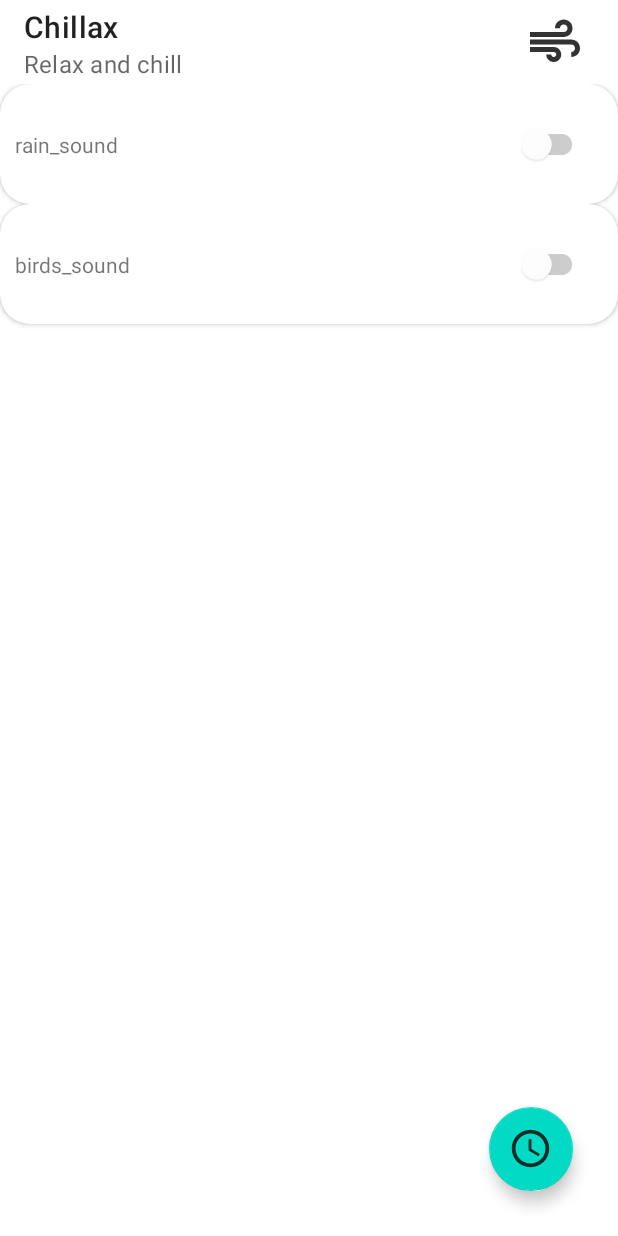
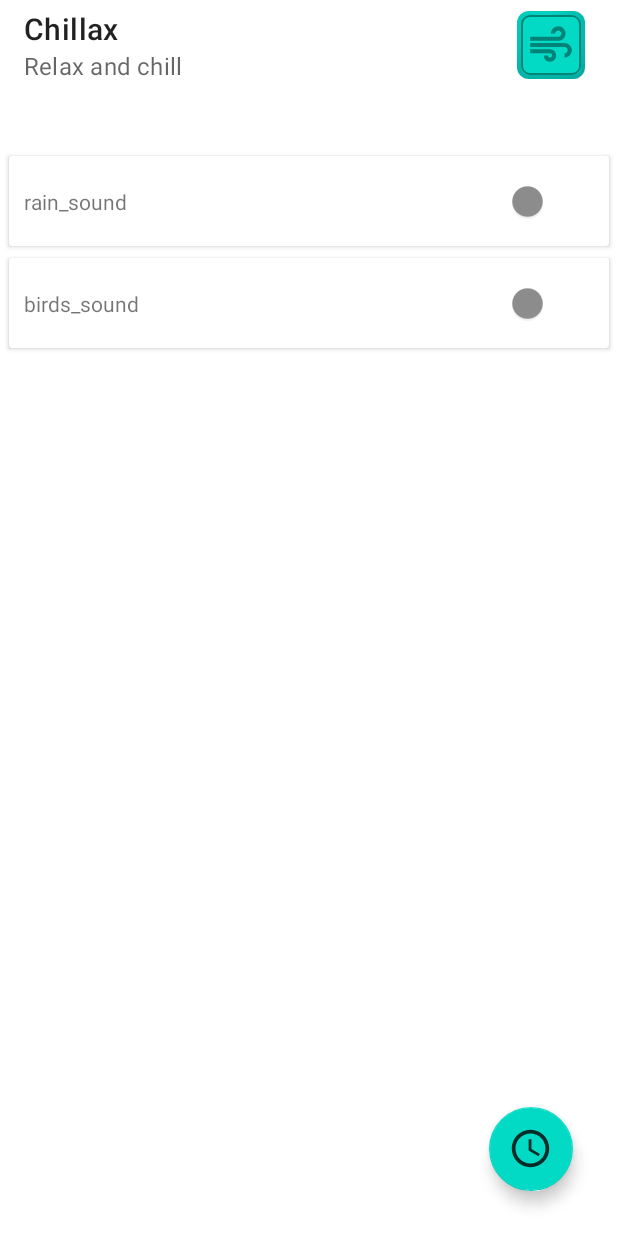
Before and after one commit to lavdev4/Chillax, an Android app: the screen it shows after launch (MainActivity), on a phone screen of 412 x 824 dp. Run offline under Robolectric (Android 15) with nearby library versions, the phone set to English and light mode, and no system bars; 1 statement that could not run was skipped.

Commit message:
Added custom background with animation for main switch

```diff
--- a/app/src/main/AndroidManifest.xml
+++ b/app/src/main/AndroidManifest.xml
@@ -11,7 +11,9 @@
         android:label="@string/app_name"
         android:roundIcon="@mipmap/ic_launcher_round"
         android:supportsRtl="true"
-        android:theme="@style/Theme.Chillax">
+        android:theme="@style/Theme.Chillax"
+
+        android:hardwareAccelerated="true">
 
         <activity
             android:name=".MainActivity"
--- a/app/src/main/java/com/lavdevapp/chillax/MainActivity.kt
+++ b/app/src/main/java/com/lavdevapp/chillax/MainActivity.kt
@@ -75,6 +75,7 @@ class MainActivity : AppCompatActivity(), TimePickerDialog.OnTimeSetListener {
             playersService.startTimer(hour, minute)
         }
         observeServiceTimer()
+        binding.timerStartButton.hide()
     }
 
     private fun setupAdapter() {
@@ -103,7 +104,10 @@ class MainActivity : AppCompatActivity(), TimePickerDialog.OnTimeSetListener {
                 }
             }
             timerRefreshButton.setOnClickListener {
-                if (serviceBound) playersService.stopTimer()
+                if (serviceBound) {
+                    playersService.stopTimer()
+                    binding.timerStartButton.show()
+                }
             }
         }
         observeTimerStatus()
@@ -146,6 +150,7 @@ class MainActivity : AppCompatActivity(), TimePickerDialog.OnTimeSetListener {
                 }
                 if (it.isFinished) {
                     binding.mainSwitch.isChecked = false
+                    binding.timerStartButton.show()
                 }
             }
             Log.d("app_timer", "timer text set: ${it.currentTime}")
--- /dev/null
+++ b/app/src/main/res/animator/animator_main_switch_transition_selector.xml
@@ -0,0 +1,33 @@
+<?xml version="1.0" encoding="utf-8"?>
+<selector xmlns:android="http://schemas.android.com/apk/res/android">
+
+    <item android:state_checked="true">
+        <set android:ordering="sequentially">
+            <objectAnimator
+                android:valueType="floatType"
+                android:duration="400"
+                android:propertyName="elevation"
+                android:valueTo="0dp" />
+            <objectAnimator
+                android:valueType="floatType"
+                android:duration="200"
+                android:propertyName="elevation"
+                android:valueTo="2dp" />
+        </set>
+    </item>
+
+    <item android:state_checked="false">
+        <set android:ordering="sequentially">
+            <objectAnimator
+                android:valueType="floatType"
+                android:duration="400"
+                android:propertyName="elevation"
+                android:valueTo="0dp" />
+            <objectAnimator
+                android:valueType="floatType"
+                android:duration="200"
+                android:propertyName="elevation"
+                android:valueTo="6dp" />
+        </set>
+    </item>
+</selector>
--- a/app/src/main/res/animator/animator_switch_selector.xml
+++ b/app/src/main/res/animator/animator_switch_transition_selector.xml
@@ -1,4 +1,5 @@
 <?xml version="1.0" encoding="utf-8"?>
+<!-- Animates enabled/disabled selection -->
 <selector xmlns:android="http://schemas.android.com/apk/res/android">
 
     <item android:state_enabled="true">
--- a/app/src/main/res/color/color_thumb_tint_selector.xml
+++ b/app/src/main/res/color/color_thumb_tint_selector.xml
@@ -1,5 +1,5 @@
 <?xml version="1.0" encoding="utf-8"?>
 <selector xmlns:android="http://schemas.android.com/apk/res/android">
-    <item android:state_checked="true" android:color="?attr/colorSecondary"/>
-    <item android:color="?attr/colorSurface"/>
+    <item android:state_checked="true" android:color="?attr/colorAccent"/>
+    <item android:color="?attr/colorOnSurface"/>
 </selector>
--- a/app/src/main/res/color/color_track_tint_selector.xml
+++ b/app/src/main/res/color/color_track_tint_selector.xml
@@ -1,5 +1,6 @@
 <?xml version="1.0" encoding="utf-8"?>
+<!-- Override required for enabled/disabled animation of switch to work -->
 <selector xmlns:android="http://schemas.android.com/apk/res/android">
-    <item android:state_checked="true" android:alpha="0.45" android:color="?attr/colorSecondary"/>
-    <item android:alpha="0.45" android:color="?attr/colorOnSurface"/>
+    <item android:state_checked="true" android:alpha="0.8" android:color="?attr/colorAccent"/>
+    <item android:alpha="0.15" android:color="?attr/colorSurface"/>
 </selector>
--- /dev/null
+++ b/app/src/main/res/drawable/background_main_switch_off.xml
@@ -0,0 +1,53 @@
+<?xml version="1.0" encoding="utf-8"?>
+<layer-list xmlns:android="http://schemas.android.com/apk/res/android">
+
+    <!-- item required for elevation shadow to work -->
+    <item>
+        <shape>
+            <size android:width="50dp" android:height="50dp"/>
+            <corners android:radius="10dp"/>
+            <solid android:color="@color/white"/>
+        </shape>
+    </item>
+
+    <item>
+        <shape>
+            <corners android:radius="8dp"/>
+            <gradient
+                android:startColor="@color/design_default_color_secondary"
+                android:centerColor="@color/design_default_color_secondary_variant"
+                android:type="radial"
+                android:gradientRadius="150dp"
+                android:centerX="0.35"
+                android:centerY="0.2"/>
+        </shape>
+    </item>
+
+    <item
+        android:top="3dp"
+        android:left="3dp"
+        android:right="3dp"
+        android:bottom="3dp">
+        <shape>
+            <corners android:radius="5.5dp"/>
+            <solid android:color="@color/design_default_color_secondary"/>
+        </shape>
+    </item>
+
+    <item
+        android:top="3dp"
+        android:left="3dp"
+        android:right="3dp"
+        android:bottom="3dp">
+        <shape>
+            <corners android:radius="5dp"/>
+            <stroke android:width="1dp" android:color="#66000000"/>
+        </shape>
+    </item>
+
+    <item android:drawable="@drawable/ic_main_switch_off"
+        android:top="6dp"
+        android:left="6dp"
+        android:right="6dp"
+        android:bottom="6dp"/>
+</layer-list>
--- /dev/null
+++ b/app/src/main/res/drawable/background_main_switch_on.xml
@@ -0,0 +1,28 @@
+<?xml version="1.0" encoding="utf-8"?>
+<layer-list xmlns:android="http://schemas.android.com/apk/res/android">
+
+    <item>
+        <shape>
+            <size android:width="50dp" android:height="50dp"/>
+            <corners android:radius="8dp"/>
+            <solid android:color="?attr/colorPrimary"/>
+        </shape>
+    </item>
+
+    <item
+        android:top="3dp"
+        android:left="3dp"
+        android:right="3dp"
+        android:bottom="3dp">
+        <shape>
+            <corners android:radius="5dp"/>
+            <stroke android:width="1dp" android:color="#996200EE"/>
+        </shape>
+    </item>
+
+    <item android:drawable="@drawable/ic_main_switch_on"
+        android:top="6dp"
+        android:left="6dp"
+        android:right="6dp"
+        android:bottom="6dp"/>
+</layer-list>
--- /dev/null
+++ b/app/src/main/res/drawable/background_main_switch_selector.xml
@@ -0,0 +1,8 @@
+<?xml version="1.0" encoding="utf-8"?>
+<selector xmlns:android="http://schemas.android.com/apk/res/android"
+    android:enterFadeDuration="400"
+    android:exitFadeDuration="400">
+
+    <item android:alpha="1.0" android:state_checked="true" android:drawable="@drawable/background_main_switch_on"/>
+    <item android:alpha="1.0" android:drawable="@drawable/background_main_switch_off"/>
+</selector>
--- a/app/src/main/res/drawable/ic_main_switch_off.xml
+++ b/app/src/main/res/drawable/ic_main_switch_off.xml
@@ -1,4 +1,4 @@
-<vector android:alpha="0.8" android:height="28dp" android:tint="#000000"
+<vector android:height="28dp" android:tint="#66000000"
     android:viewportHeight="24" android:viewportWidth="24"
     android:width="28dp" xmlns:android="http://schemas.android.com/apk/res/android">
     <path android:fillColor="@android:color/white" android:pathData="M14.5,17c0,1.65 -1.35,3 -3,3s-3,-1.35 -3,-3h2c0,0.55 0.45,1 1,1s1,-0.45 1,-1s-0.45,-1 -1,-1H2v-2h9.5C13.15,14 14.5,15.35 14.5,17zM19,6.5C19,4.57 17.43,3 15.5,3S12,4.57 12,6.5h2C14,5.67 14.67,5 15.5,5S17,5.67 17,6.5S16.33,8 15.5,8H2v2h13.5C17.43,10 19,8.43 19,6.5zM18.5,11H2v2h16.5c0.83,0 1.5,0.67 1.5,1.5S19.33,16 18.5,16v2c1.93,0 3.5,-1.57 3.5,-3.5S20.43,11 18.5,11z"/>
--- a/app/src/main/res/drawable/ic_main_switch_on.xml
+++ b/app/src/main/res/drawable/ic_main_switch_on.xml
@@ -1,4 +1,4 @@
-<vector android:alpha="0.8" android:height="28dp" android:tint="@color/purple_500"
+<vector android:height="28dp" android:tint="#996200EE"
     android:viewportHeight="24" android:viewportWidth="24"
     android:width="28dp" xmlns:android="http://schemas.android.com/apk/res/android">
     <path android:fillColor="@android:color/white" android:pathData="M14.5,17c0,1.65 -1.35,3 -3,3s-3,-1.35 -3,-3h2c0,0.55 0.45,1 1,1s1,-0.45 1,-1s-0.45,-1 -1,-1H2v-2h9.5C13.15,14 14.5,15.35 14.5,17zM19,6.5C19,4.57 17.43,3 15.5,3S12,4.57 12,6.5h2C14,5.67 14.67,5 15.5,5S17,5.67 17,6.5S16.33,8 15.5,8H2v2h13.5C17.43,10 19,8.43 19,6.5zM18.5,11H2v2h16.5c0.83,0 1.5,0.67 1.5,1.5S19.33,16 18.5,16v2c1.93,0 3.5,-1.57 3.5,-3.5S20.43,11 18.5,11z"/>
--- a/app/src/main/res/drawable/ic_main_switch_selector.xml
+++ /dev/null
@@ -1,5 +0,0 @@
-<?xml version="1.0" encoding="utf-8"?>
-<selector xmlns:android="http://schemas.android.com/apk/res/android">
-    <item android:state_checked="true" android:drawable="@drawable/ic_main_switch_on"/>
-    <item android:state_checked="false" android:drawable="@drawable/ic_main_switch_off"/>
-</selector>
--- a/app/src/main/res/layout/activity_main.xml
+++ b/app/src/main/res/layout/activity_main.xml
@@ -9,8 +9,9 @@
     <androidx.appcompat.widget.Toolbar
         android:id="@+id/toolbar"
         android:layout_width="match_parent"
-        android:layout_height="?attr/actionBarSize"
+        android:layout_height="60dp"
         android:fitsSystemWindows="true"
+        style="@style/ToolbarStyle"
         app:layout_constraintBottom_toTopOf="@id/players_recycler_view"
         app:layout_constraintLeft_toLeftOf="parent"
         app:layout_constraintRight_toRightOf="parent"
@@ -48,12 +49,12 @@
 
             <ToggleButton
                 android:id="@+id/main_switch"
-                android:layout_width="40dp"
-                android:layout_height="40dp"
+                android:layout_width="45dp"
+                android:layout_height="45dp"
+                android:layout_gravity="center"
+                android:background="@drawable/background_main_switch_selector"
                 android:textOn=""
-                android:textOff=""
-                android:background="@drawable/ic_main_switch_selector"
-                android:layout_gravity="center"/>
+                android:textOff=""/>
         </LinearLayout>
     </androidx.appcompat.widget.Toolbar>
 
@@ -61,6 +62,7 @@
         android:id="@+id/players_recycler_view"
         android:layout_width="0dp"
         android:layout_height="0dp"
+        android:layout_marginTop="40dp"
         app:layoutManager="androidx.recyclerview.widget.LinearLayoutManager"
         app:layout_constraintBottom_toBottomOf="parent"
         app:layout_constraintLeft_toLeftOf="parent"
@@ -74,6 +76,7 @@
         android:layout_height="wrap_content"
         android:layout_marginEnd="30dp"
         android:layout_marginBottom="30dp"
+        style="@style/fabStyle"
         android:src="@drawable/ic_start_timer_button"
         app:maxImageSize="30dp"
         app:layout_constraintRight_toRightOf="parent"
--- a/app/src/main/res/layout/adapter_players_list.xml
+++ b/app/src/main/res/layout/adapter_players_list.xml
@@ -2,10 +2,12 @@
 <androidx.cardview.widget.CardView xmlns:android="http://schemas.android.com/apk/res/android"
     xmlns:app="http://schemas.android.com/apk/res-auto"
     android:layout_width="match_parent"
-    android:layout_height="80dp"
-    app:cardCornerRadius="20dp"
-    android:elevation="2dp"
-    app:cardElevation="2dp">
+    android:layout_height="60dp"
+    android:layout_marginTop="4dp"
+    android:layout_marginBottom="4dp"
+    android:layout_marginLeft="6dp"
+    android:layout_marginRight="6dp"
+    style="@style/CardViewStyle">
 
     <androidx.constraintlayout.widget.ConstraintLayout
         android:layout_width="match_parent"
--- a/app/src/main/res/values/styles.xml
+++ b/app/src/main/res/values/styles.xml
@@ -6,7 +6,7 @@
     </style>
 
     <style name="SwitchStyle">
-        <item name="android:stateListAnimator">@animator/animator_switch_selector</item>
+        <item name="android:stateListAnimator">@animator/animator_switch_transition_selector</item>
         <item name="trackTint">@color/color_track_tint_selector</item>
         <item name="thumbTint">@color/color_thumb_tint_selector</item>
     </style>
```
